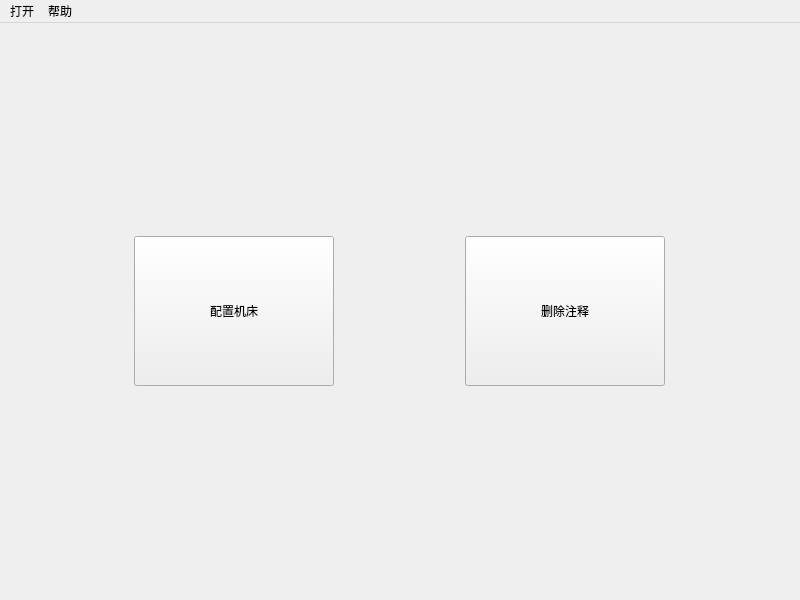
This is horizonjuicercreator.ui in nie11kun/HorizonJuicerCreator as Qt 5 draws it before an edit. The edited form follows.
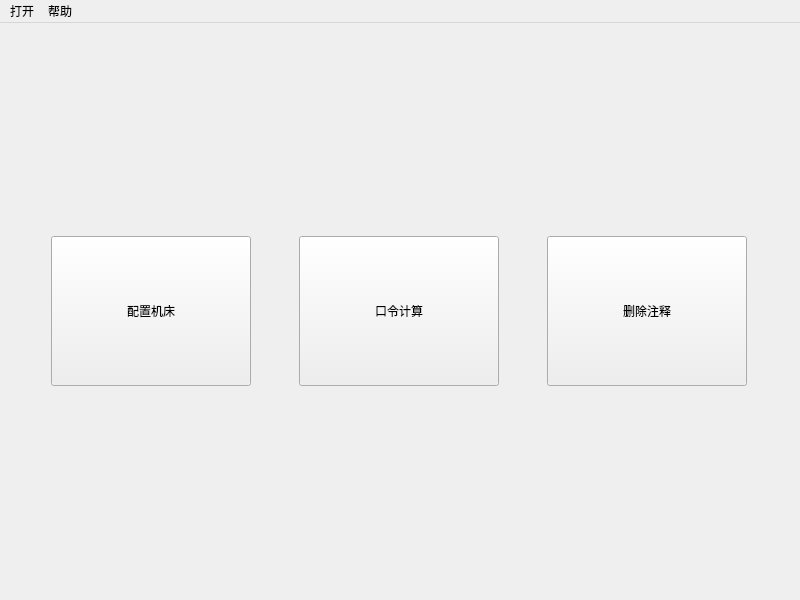
This is the edited form.

Commit message: 增加口令计算模块

The edit to the form file:
```diff
--- a/horizonjuicercreator.ui
+++ b/horizonjuicercreator.ui
@@ -20,11 +20,12 @@
    <string>HorizonJuicerCreator</string>
   </property>
   <widget class="QWidget" name="centralwidget">
-   <layout class="QVBoxLayout" name="verticalLayout">
-    <property name="sizeConstraint">
-     <enum>QLayout::SetDefaultConstraint</enum>
-    </property>
-    <item>
+   <property name="maximumSize">
+    <size>
+     <width>800</width>
+     <height>581</height>
+    </size>
+   </property>
      <layout class="QHBoxLayout" name="horizontalLayout">
       <item>
        <widget class="QPushButton" name="creatNewMachineButton">
@@ -45,6 +46,19 @@
         </property>
        </widget>
       </item>
+    <item>
+     <widget class="QPushButton" name="passwordCaculateButton">
+      <property name="maximumSize">
+       <size>
+        <width>200</width>
+        <height>150</height>
+       </size>
+      </property>
+      <property name="text">
+       <string>口令计算</string>
+      </property>
+     </widget>
+    </item>
       <item>
        <widget class="QPushButton" name="removeCommitsButton">
         <property name="maximumSize">
@@ -59,8 +73,6 @@
        </widget>
       </item>
      </layout>
-    </item>
-   </layout>
   </widget>
   <widget class="QMenuBar" name="menubar">
    <property name="geometry">
```
Left out of the diff: 2 changed lines with no effect on the pictures. Lines whose indentation alone changed are shown as unchanged. The commit also changes 6 other files.
